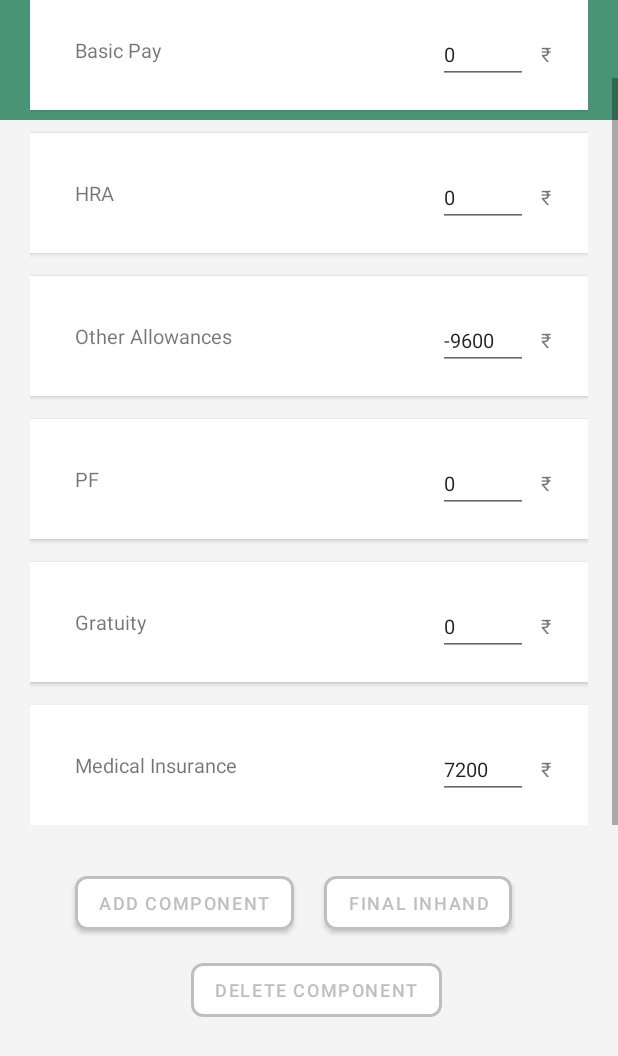
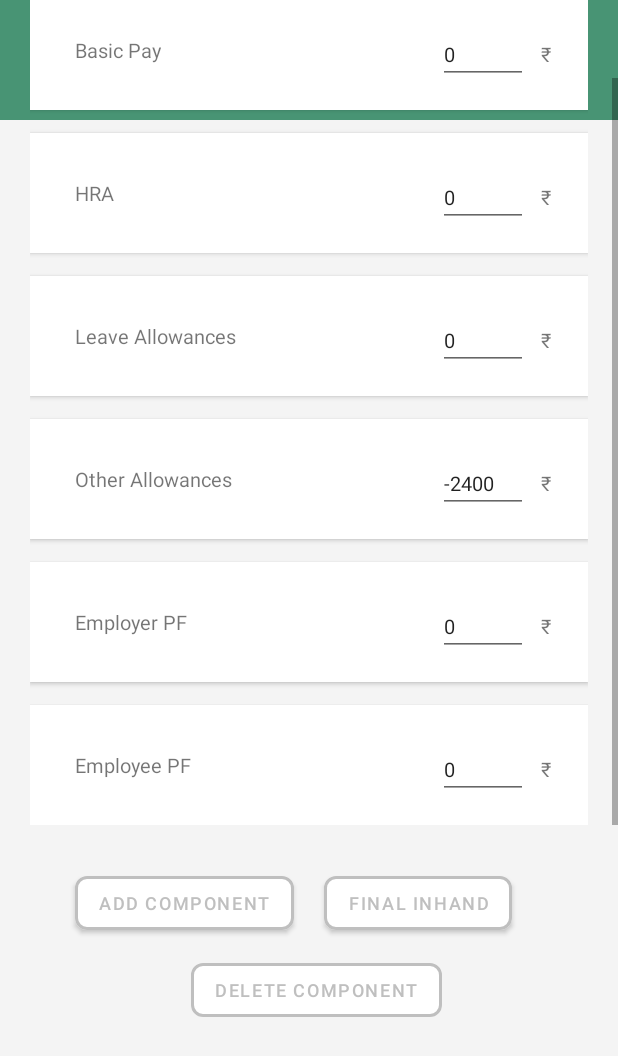
Before and after one commit to VishalNechwani/Hiker, an Android app: the SalaryComponentPreviewFragment screen opened through its navigation route, scrolled down 57 dp, on a phone screen of 412 x 824 dp. Shown: the top 1056 px of the screen. Run offline under Robolectric (Android 15) with nearby library versions, the phone set to English and light mode, and no system bars; our stand-ins replace data binding.

Commit message:
income calculations updates

```diff
--- a/app/src/main/java/com/example/hiker/model/HikeDatabase.kt
+++ b/app/src/main/java/com/example/hiker/model/HikeDatabase.kt
@@ -4,7 +4,7 @@ import android.content.Context
 import androidx.room.*
 import androidx.sqlite.db.SupportSQLiteDatabase
 
-@Database(entities = [HikeEntity::class], version = 2)
+@Database(entities = [HikeEntity::class], version = 3)
 @TypeConverters(RoomConverters::class)
 abstract class HikeDatabase  : RoomDatabase(){
 
--- a/app/src/main/java/com/example/hiker/model/HikeEntity.kt
+++ b/app/src/main/java/com/example/hiker/model/HikeEntity.kt
@@ -17,12 +17,14 @@ data class HikeEntity(
     @ColumnInfo(name = "in_hand_new") var inHandNew: String,
     @ColumnInfo(name = "in_hand_old") var inHandOld: String,
     @ColumnInfo(name = "regime_old") var inRegimeOld: String,
-    @ColumnInfo(name = "regime_new") var inRegimeNew: String
+    @ColumnInfo(name = "regime_new") var inRegimeNew: String,
+    @ColumnInfo(name = "hike_amount") var hikeAmount: String
     ): Parcelable{
     constructor(parcel: Parcel) : this(
         parcel.readInt(),
         parcel.readString()!!,
         parcel.createTypedArrayList(Component.CREATOR)?:ArrayList(),
+        parcel.readString()!!,
         parcel.readString()!!,
         parcel.readString()!!,
         parcel.readString()!!,
@@ -44,6 +46,7 @@ data class HikeEntity(
         parcel.writeString(inHandOld)
         parcel.writeString(inRegimeOld)
         parcel.writeString(inRegimeNew)
+        parcel.writeString(hikeAmount)
     }
 
     override fun describeContents(): Int {
--- a/app/src/main/java/com/example/hiker/view/SalaryComponentPreviewFragment.kt
+++ b/app/src/main/java/com/example/hiker/view/SalaryComponentPreviewFragment.kt
@@ -89,6 +89,8 @@ class SalaryComponentPreviewFragment : Fragment(),SalaryComponentCallBack {
     var otherAllowances = 0
     private var counter = 0
     private var componentTotal = 0
+    var leaveTravelAllowance = 0
+    var hike_percentage = "0%"
 
     override fun onCreate(savedInstanceState: Bundle?) {
         super.onCreate(savedInstanceState)
@@ -98,6 +100,7 @@ class SalaryComponentPreviewFragment : Fragment(),SalaryComponentCallBack {
             currentCtc = Integer.parseInt(it.getString(ARG_PARAM3)!!)
         }
     }
+
 
     override fun onCreateView(
         inflater: LayoutInflater, container: ViewGroup?,
@@ -136,26 +139,30 @@ class SalaryComponentPreviewFragment : Fragment(),SalaryComponentCallBack {
         progressCircle.visibility = View.GONE
         val finalInHand = salaryComponentBinding.finalInHandButton
         val addComponentButton = salaryComponentBinding.addComponentButton
-        basicPay = (ctc.times(30)).div(100)
+        basicPay = (ctc.times(40)).div(100)
         hra = (basicPay.times(50)).div(100)
         pf = (basicPay.times(12)).div(100)
+        leaveTravelAllowance = (basicPay.times(10)).div(100)
         gratuity = ((basicPay.times(4.81)).div(100)).toInt()
-        medicalInsurance = 7200
+        medicalInsurance = (ctc.times(1)).div(100)
         professionalTax = 2400
-        otherAllowances = (ctc - (basicPay + hra + pf + gratuity+medicalInsurance+professionalTax))
+        otherAllowances = (ctc - (basicPay + hra + (2*pf) + gratuity+medicalInsurance+professionalTax+leaveTravelAllowance))
         val ctcString = ctc.toString()
         val hraString = hra.toString()
         val basicPayString = basicPay.toString()
         val otherAllowancesString = otherAllowances.toString()
         val pfString = pf.toString()
         val gratuityString = gratuity.toString()
-        val medicalInsuranceStr = "7200"
+        val medicalInsuranceStr = medicalInsurance.toString()
         val professionalTaxStr = "2400"
+        val leaveTravelAllowanceStr = leaveTravelAllowance.toString()
         arrComponent = ArrayList<Component>();
         arrComponent.add(Component("Basic Pay", basicPayString, true,false))
         arrComponent.add(Component("HRA", hraString, true,false))
+        arrComponent.add(Component("Leave Allowances", leaveTravelAllowanceStr, true,false))
         arrComponent.add(Component("Other Allowances", otherAllowancesString, true,false))
-        arrComponent.add(Component("PF", pfString, false,false))
+        arrComponent.add(Component("Employer PF", pfString, false,false))
+        arrComponent.add(Component("Employee PF", pfString, false,false))
         arrComponent.add(Component("Gratuity", gratuityString, false,false))
         arrComponent.add(Component("Medical Insurance",medicalInsuranceStr,false,false))
         arrComponent.add(Component("Professional Tax",professionalTaxStr,false,false))
@@ -234,8 +241,8 @@ class SalaryComponentPreviewFragment : Fragment(),SalaryComponentCallBack {
         val regimeOld = REGIME.OLD_TAX_REGIME
         var i = 0
         //calculation
-        val gross_salary = ctc - pf - gratuity
-        var taxableIncome = ctc - gratuity
+        val gross_salary = ctc - pf - gratuity - medicalInsurance
+        val taxableIncome = basicPay + hra + leaveTravelAllowance + otherAllowances
         val taxPercentagesNew = taxCalculation(taxableIncome,regimeNew)
         val taxPercentagesOld = taxCalculation(taxableIncome,regimeOld)
         taxesNew = ((taxableIncome-500000) * taxPercentagesNew)/100
@@ -255,7 +262,8 @@ class SalaryComponentPreviewFragment : Fragment(),SalaryComponentCallBack {
         viewTaxOld.text = currencyFormat(taxesOld.toString())
         viewSalaryNew.text = currencyFormat(salaryNew.toString())
         viewSalaryOld.text = currencyFormat(salaryOld.toString())
-        hikePercentageArea.text = hikeViewModel.hikePercentage(currentCtc,ctc)
+        hike_percentage = hikeViewModel.hikePercentage(currentCtc.toDouble(),ctc.toDouble())
+        hikePercentageArea.text = hike_percentage
         with(builder){
             setPositiveButton("Save", DialogInterface.OnClickListener {
                     dialog, id -> saveButton()
@@ -287,7 +295,7 @@ class SalaryComponentPreviewFragment : Fragment(),SalaryComponentCallBack {
     }
 
     private fun saveButton() {
-        val hike = HikeEntity(0,companyName!!,arrComponent,currentCtc.toString(),ctc.toString(),salaryNew.toString(),salaryOld.toString(),taxesOld.toString(),taxesNew.toString())
+        val hike = HikeEntity(0,companyName!!,arrComponent,currentCtc.toString(),ctc.toString(),salaryNew.toString(),salaryOld.toString(),taxesOld.toString(),taxesNew.toString(),hike_percentage)
         AsyncTaskForSave().execute(hike)
     }
 
--- a/app/src/main/java/com/example/hiker/view/ShowComponentListFragment.kt
+++ b/app/src/main/java/com/example/hiker/view/ShowComponentListFragment.kt
@@ -46,6 +46,8 @@ class ShowComponentListFragment : Fragment() {
     private lateinit var salaryNewSymbol : TextView
     private lateinit var taxOldSymbol : TextView
     private lateinit var taxNewSymbol : TextView
+    private lateinit var hikePercentageArea : TextView
+    private lateinit var hikePercentageStr : String
 
     override fun onCreate(savedInstanceState: Bundle?) {
         super.onCreate(savedInstanceState)
@@ -78,6 +80,9 @@ class ShowComponentListFragment : Fragment() {
         salaryOld = showComponentBinding.montlyIncomeOld
         taxNew = showComponentBinding.tax
         taxOld = showComponentBinding.taxOld
+        hikePercentageArea =  showComponentBinding.hikePercentageValue
+        hikePercentageStr = param1!!.hikeAmount
+        hikePercentageArea.text = hikePercentageStr
         //       symbol
         salaryNewSymbol = showComponentBinding.montlyIncomeSymbol
         salaryOldSymbol = showComponentBinding.montlyIncomeSymbolOld
--- a/app/src/main/java/com/example/hiker/viewmodel/MainViewModel.kt
+++ b/app/src/main/java/com/example/hiker/viewmodel/MainViewModel.kt
@@ -85,10 +85,10 @@ class MainViewModel(val hikeRepository: HikeRepository) : ViewModel(){
     return formattedAmount
     }
 
-    fun hikePercentage(currentCtc:Int,hikeAmount:Int):String{
+    fun hikePercentage(currentCtc:Double,hikeAmount:Double):String{
         val diff = hikeAmount - currentCtc
-        val hikePercentage = (diff / currentCtc) * 100
-        return hikePercentage.toString()
+        val hikePercentage : Double = (diff / currentCtc) * 100
+        return hikePercentage.toInt().toString() + "%"
     }
 
 
--- a/app/src/main/res/values/strings.xml
+++ b/app/src/main/res/values/strings.xml
@@ -35,6 +35,7 @@
     <string name="old_regime">Old Regime</string>
     <string name="taxes">Taxes</string>
     <string name="hikepercentage">Hike Percentage</string>
+    <string name="hikepercentagesmall">Hike  = </string>
     <string name="in_hand_only">In Hand</string>
     <string name="calculate_in_hand_only_alert">CALCULATE INHAND</string>
     <string name="cancel_alert">CANCEL</string>
@@ -50,4 +51,5 @@
     <string name="error_dailog_ok">ok</string>
     <string name="delete_component">delete Component</string>
     <string name="remaining_component_text">Remaining Component Sum is</string>
+    <string name="hike_percentage">Congratulations,Your Hike Percentage is</string>
 </resources>
```
Also changed, not shown: app/src/main/res/layout/final_in_hand_alert.xml (+32 -22 lines), app/src/main/res/layout/fragment_show_component_list.xml (+42 -0 lines).
